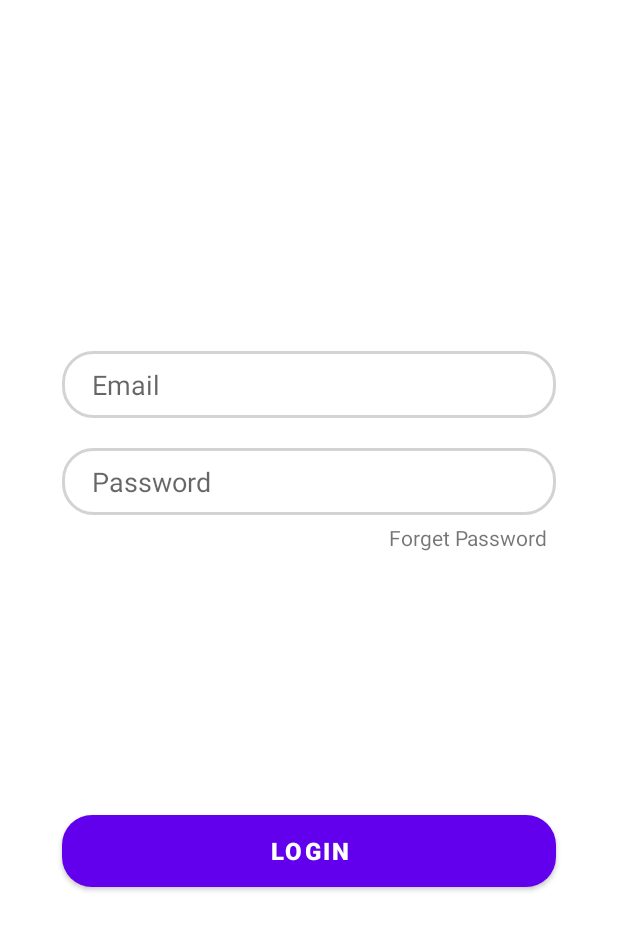
After one commit to Namoku/SazonApp, an Android app: the layout login_tab_fragment.xml on its own in the app's theme, with its tools: preview values and no code run, on a phone screen of 412 x 824 dp. The commit adds this screen. Shown: the top 930 px of the screen. Run offline under Robolectric (Android 15) with nearby library versions, the phone set to English and light mode, and no system bars.

Commit message:
Login y registro con fragments

```diff
--- /dev/null
+++ b/app/src/main/res/drawable/button_bg.xml
@@ -0,0 +1,5 @@
+<?xml version="1.0" encoding="utf-8"?>
+<shape xmlns:android="http://schemas.android.com/apk/res/android">
+    <corners android:radius="20dp"/>
+    <solid android:color="#B382C3"/>
+</shape>
--- /dev/null
+++ b/app/src/main/res/drawable/edit_text_bg.xml
@@ -0,0 +1,6 @@
+<?xml version="1.0" encoding="utf-8"?>
+<shape xmlns:android="http://schemas.android.com/apk/res/android">
+    <corners android:radius="20dp"/>
+    <stroke android:width="2dp"
+        android:color="#D3D3D3"/>
+</shape>
--- /dev/null
+++ b/app/src/main/res/drawable/icon_next.xml
@@ -0,0 +1,5 @@
+<vector android:height="24dp" android:tint="#7C2222"
+    android:viewportHeight="24" android:viewportWidth="24"
+    android:width="24dp" xmlns:android="http://schemas.android.com/apk/res/android">
+    <path android:fillColor="@android:color/white" android:pathData="M12,2C6.48,2 2,6.48 2,12c0,5.52 4.48,10 10,10s10,-4.48 10,-10C22,6.48 17.52,2 12,2zM18,13.97h-5l2.26,-2.26c-0.91,-1.06 -2.25,-1.74 -3.76,-1.74c-2.37,0 -4.35,1.66 -4.86,3.88l-0.96,-0.32c0.64,-2.62 3,-4.56 5.82,-4.56c1.78,0 3.37,0.79 4.47,2.03L18,8.97V13.97z"/>
+</vector>
--- /dev/null
+++ b/app/src/main/res/layout/login_tab_fragment.xml
@@ -0,0 +1,73 @@
+<?xml version="1.0" encoding="utf-8"?>
+<androidx.constraintlayout.widget.ConstraintLayout xmlns:android="http://schemas.android.com/apk/res/android"
+    xmlns:app="http://schemas.android.com/apk/res-auto"
+    xmlns:tools="http://schemas.android.com/tools"
+    android:layout_width="match_parent"
+    android:layout_height="match_parent"
+    tools:context=".LoginTabFragment">
+
+    <EditText
+        android:id="@+id/email"
+        android:layout_width="0dp"
+        android:layout_height="wrap_content"
+        app:layout_constraintWidth_percent=".8"
+        app:layout_constraintVertical_bias=".3"
+        app:layout_constraintHorizontal_bias="0.5"
+        android:background="@drawable/edit_text_bg"
+        android:hint="Email"
+        android:paddingLeft="20dp"
+        android:paddingTop="10dp"
+        android:paddingBottom="10dp"
+        app:layout_constraintBottom_toBottomOf="parent"
+        app:layout_constraintEnd_toEndOf="parent"
+        app:layout_constraintStart_toStartOf="parent"
+        app:layout_constraintTop_toTopOf="parent" />
+
+    <EditText
+        android:id="@+id/password"
+        android:layout_width="0dp"
+        android:layout_height="wrap_content"
+        android:hint="Password"
+        android:paddingLeft="20dp"
+        android:paddingTop="10dp"
+        android:paddingBottom="10dp"
+        android:layout_marginTop="20dp"
+        app:layout_constraintBottom_toBottomOf="parent"
+        app:layout_constraintEnd_toEndOf="parent"
+        app:layout_constraintHorizontal_bias=".5"
+        android:background="@drawable/edit_text_bg"
+        app:layout_constraintStart_toStartOf="parent"
+        app:layout_constraintTop_toBottomOf="@+id/email"
+        app:layout_constraintVertical_bias="0"
+        app:layout_constraintWidth_percent=".8" />
+
+    <Button
+        android:id="@+id/Btn_login"
+        android:layout_width="0dp"
+        android:layout_height="wrap_content"
+        app:layout_constraintWidth_percent=".8"
+        app:layout_constraintVertical_bias="0.7"
+        android:text="Login"
+        android:textSize="16sp"
+        android:textStyle="bold"
+        android:textColor="@color/white"
+        android:background="@drawable/button_bg"
+        app:layout_constraintBottom_toBottomOf="parent"
+        app:layout_constraintEnd_toEndOf="parent"
+        app:layout_constraintStart_toStartOf="parent"
+        app:layout_constraintTop_toTopOf="parent" />
+
+    <TextView
+        android:id="@+id/forgetpass"
+        android:layout_width="wrap_content"
+        android:layout_height="wrap_content"
+        android:text="Forget Password"
+        app:layout_constraintVertical_bias="0"
+        app:layout_constraintHorizontal_bias="1"
+        android:layout_marginTop="5dp"
+        android:layout_marginRight="5dp"
+        app:layout_constraintBottom_toBottomOf="parent"
+        app:layout_constraintEnd_toEndOf="@+id/password"
+        app:layout_constraintStart_toStartOf="parent"
+        app:layout_constraintTop_toBottomOf="@+id/password" />
+</androidx.constraintlayout.widget.ConstraintLayout>
```
Also changed, not shown: app/src/main/AndroidManifest.xml (+9 -0 lines), app/src/main/java/com/timrocket/sazonapp/LoginActivity.java (added, +53 -0 lines), app/src/main/java/com/timrocket/sazonapp/LoginAdapter.java (added, +38 -0 lines), app/src/main/java/com/timrocket/sazonapp/LoginTabFragment.java (added, +49 -0 lines), app/src/main/java/com/timrocket/sazonapp/MainActivity.java (+19 -1 lines), app/src/main/java/com/timrocket/sazonapp/SignupTabFragment.java (added, +51 -0 lines), app/src/main/res/drawable/vie_bg.xml (added, +9 -0 lines), app/src/main/res/layout/activity_login.xml (added, +96 -0 lines), app/src/main/res/layout/activity_main.xml (+26 -4 lines), app/src/main/res/layout/signup_tab_fragment.xml (added, +96 -0 lines), app/src/main/res/drawable/googlee.png (added), app/src/main/res/drawable/googlelogo.png (added), app/src/main/res/drawable/ongo.png (added), 1 other file.
